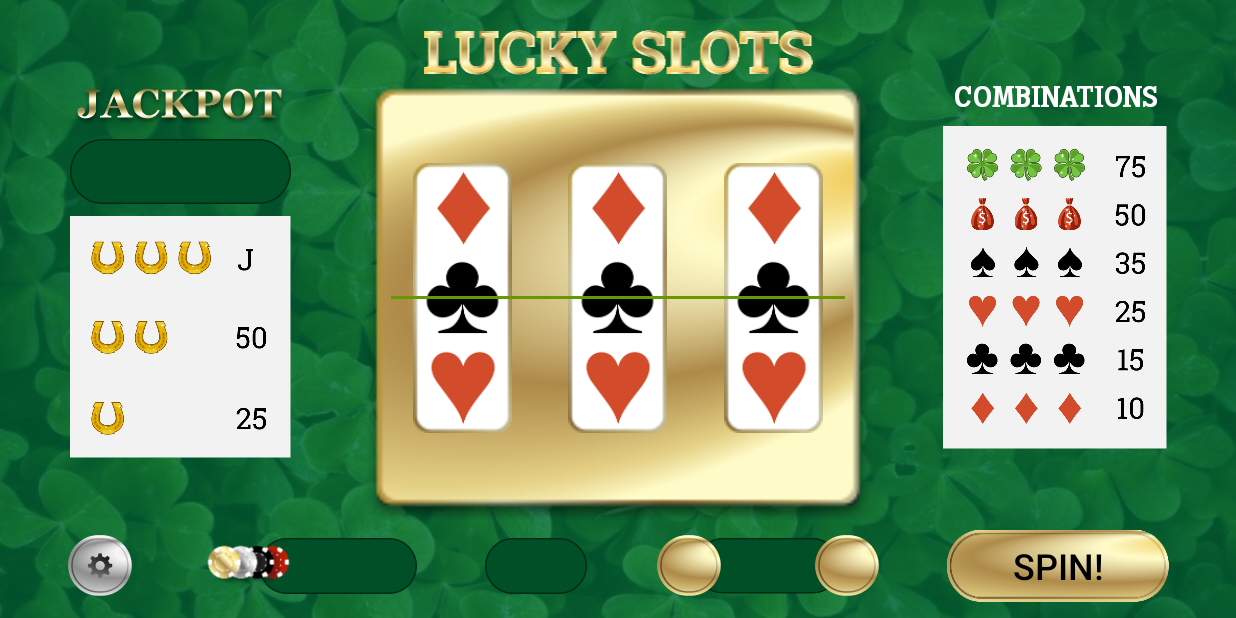
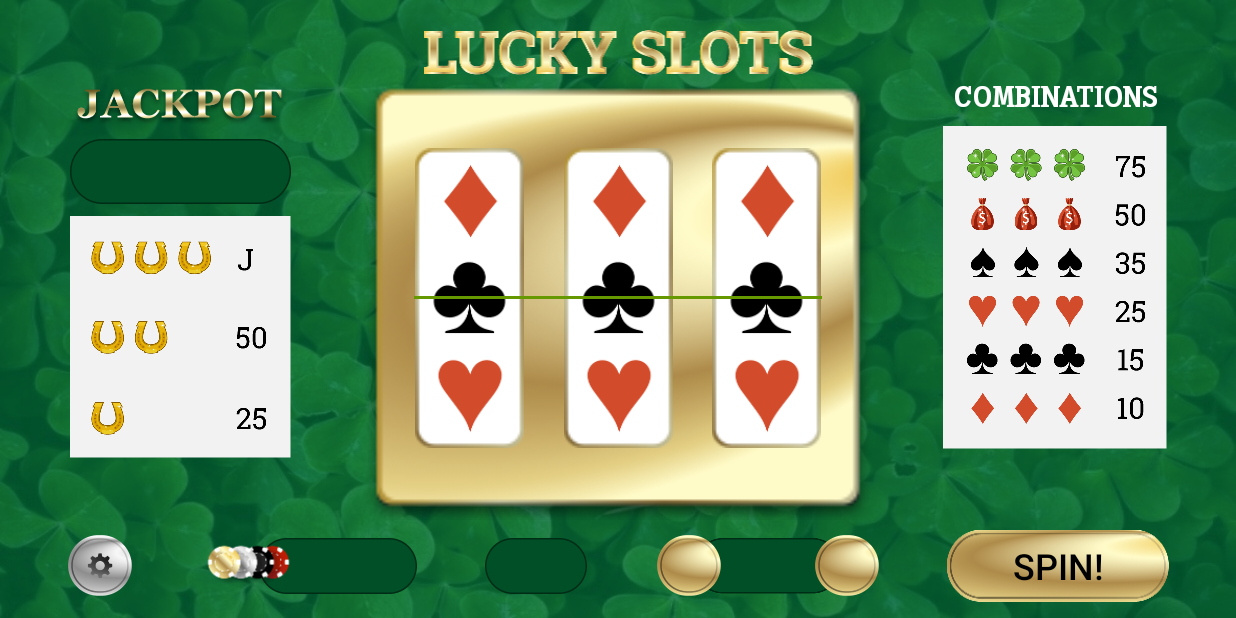
Before and after one commit to stoplus/Slots, an Android app: the screen it shows after launch (MainActivity), on a phone screen of 824 x 412 dp (held sideways). Run offline under Robolectric (Android 15) with nearby library versions, the phone set to English and light mode, and no system bars; our stand-ins replace Dagger/Hilt's generated code, Room's generated code; libraries missing offline, so code that uses them is left out: android.arch.persistence.

Commit message:
added a line and slots in the window

```diff
--- a/app/src/main/res/layout-sw600dp-land/slot.xml
+++ b/app/src/main/res/layout-sw600dp-land/slot.xml
@@ -7,8 +7,8 @@
 
     <ImageView
         android:id="@+id/spinner"
-        android:layout_width="wrap_content"
-        android:layout_height="wrap_content"
+        android:layout_width="130dp"
+        android:layout_height="350dp"
         android:contentDescription="@string/spiner"
         app:layout_constraintBottom_toBottomOf="parent"
         app:layout_constraintEnd_toEndOf="parent"
@@ -18,8 +18,8 @@
 
     <ImageView
         android:id="@+id/combination_1"
-        android:layout_width="80dp"
-        android:layout_height="80dp"
+        android:layout_width="100dp"
+        android:layout_height="100dp"
         android:contentDescription="@string/combination_1"
         app:layout_constraintBottom_toTopOf="@+id/combination_2"
         app:layout_constraintEnd_toEndOf="@+id/spinner"
@@ -30,8 +30,8 @@
 
     <ImageView
         android:id="@+id/combination_2"
-        android:layout_width="80dp"
-        android:layout_height="80dp"
+        android:layout_width="100dp"
+        android:layout_height="100dp"
         android:contentDescription="@string/combination_2"
         app:layout_constraintBottom_toBottomOf="@+id/spinner"
         app:layout_constraintEnd_toEndOf="@+id/spinner"
@@ -41,8 +41,8 @@
 
     <ImageView
         android:id="@+id/combination_3"
-        android:layout_width="80dp"
-        android:layout_height="80dp"
+        android:layout_width="100dp"
+        android:layout_height="100dp"
         app:layout_constraintBottom_toBottomOf="@+id/spinner"
         app:layout_constraintEnd_toEndOf="@+id/spinner"
         app:layout_constraintStart_toStartOf="@+id/spinner"
--- a/app/src/main/res/layout-sw600dp-land/slots.xml
+++ b/app/src/main/res/layout-sw600dp-land/slots.xml
@@ -1,50 +1,49 @@
 <?xml version="1.0" encoding="utf-8"?>
-<RelativeLayout xmlns:android="http://schemas.android.com/apk/res/android"
+<android.support.constraint.ConstraintLayout
+    xmlns:android="http://schemas.android.com/apk/res/android"
+    xmlns:app="http://schemas.android.com/apk/res-auto"
     android:layout_width="match_parent"
-    android:layout_height="match_parent">
-
-
-    <LinearLayout
-        android:layout_width="match_parent"
-        android:layout_height="match_parent"
+    android:layout_height="wrap_content"
+    android:layout_alignParentStart="true"
+    android:layout_alignParentTop="true"
     android:background="@drawable/spinner_shape"
     android:orientation="horizontal"
-        android:padding="20dp">
+    android:padding="10dp">
 
     <include
+        android:id="@+id/include2"
         layout="@layout/slot"
-            android:layout_width="0dp"
+        android:layout_width="wrap_content"
         android:layout_height="match_parent"
         android:layout_gravity="center_vertical"
-            android:layout_marginBottom="20dp"
-            android:layout_marginStart="20dp"
-            android:layout_marginTop="20dp"
-            android:layout_weight="1" />
+        app:layout_constraintEnd_toStartOf="@+id/include"
+        app:layout_constraintHorizontal_bias="0.5"
+        app:layout_constraintStart_toStartOf="parent" />
 
     <include
+        android:id="@+id/include"
         layout="@layout/slot"
-            android:layout_width="0dp"
+        android:layout_width="wrap_content"
         android:layout_height="match_parent"
-            android:layout_gravity="center_vertical"
-            android:layout_margin="20dp"
-            android:layout_weight="1" />
+        app:layout_constraintEnd_toStartOf="@+id/include3"
+        app:layout_constraintHorizontal_bias="0.5"
+        app:layout_constraintStart_toEndOf="@+id/include2" />
 
     <include
+        android:id="@+id/include3"
         layout="@layout/slot"
-            android:layout_width="0dp"
+        android:layout_width="wrap_content"
         android:layout_height="match_parent"
-            android:layout_gravity="center_vertical"
-            android:layout_marginBottom="20dp"
-            android:layout_marginEnd="20dp"
-            android:layout_marginTop="20dp"
-            android:layout_weight="1" />
-    </LinearLayout>
+        app:layout_constraintEnd_toEndOf="parent"
+        app:layout_constraintHorizontal_bias="0.5"
+        app:layout_constraintStart_toEndOf="@+id/include" />
 
     <View
-        android:layout_width="match_parent"
-        android:layout_height="4sp"
-        android:layout_centerVertical="true"
-        android:layout_marginEnd="40dp"
-        android:layout_marginStart="40dp"
-        android:background="@android:color/holo_green_dark" />
-</RelativeLayout>
+        android:layout_width="0dp"
+        android:layout_height="2dp"
+        android:background="@android:color/holo_green_dark"
+        app:layout_constraintBottom_toBottomOf="@+id/include"
+        app:layout_constraintEnd_toEndOf="@+id/include3"
+        app:layout_constraintStart_toStartOf="@+id/include2"
+        app:layout_constraintTop_toTopOf="@+id/include" />
+</android.support.constraint.ConstraintLayout>
--- a/app/src/main/res/layout-sw720dp-land/activity_main.xml
+++ b/app/src/main/res/layout-sw720dp-land/activity_main.xml
@@ -82,16 +82,16 @@
                 android:layout_height="wrap_content"
                 android:contentDescription="@string/logo"
                 android:gravity="center"
-                android:paddingTop="70dp"
+                android:paddingTop="80dp"
                 app:srcCompat="@drawable/logo" />
 
             <include
                 layout="@layout/slots"
                 android:layout_width="match_parent"
-                android:layout_height="wrap_content"
+                android:layout_height="match_parent"
                 android:layout_below="@+id/logo"
                 android:layout_centerHorizontal="true"
-                android:layout_marginBottom="150dp"
+                android:layout_marginBottom="120dp"
                 android:contentDescription="@string/spinner_shape" />
 
         </RelativeLayout>
--- a/app/src/main/res/layout-sw720dp-land/slot.xml
+++ b/app/src/main/res/layout-sw720dp-land/slot.xml
@@ -7,8 +7,8 @@
 
     <ImageView
         android:id="@+id/spinner"
-        android:layout_width="wrap_content"
-        android:layout_height="wrap_content"
+        android:layout_width="140dp"
+        android:layout_height="390dp"
         android:contentDescription="@string/spiner"
         app:layout_constraintBottom_toBottomOf="parent"
         app:layout_constraintEnd_toEndOf="parent"
--- a/app/src/main/res/layout-sw720dp-land/slots.xml
+++ b/app/src/main/res/layout-sw720dp-land/slots.xml
@@ -1,50 +1,49 @@
 <?xml version="1.0" encoding="utf-8"?>
-<RelativeLayout xmlns:android="http://schemas.android.com/apk/res/android"
+<android.support.constraint.ConstraintLayout
+    xmlns:android="http://schemas.android.com/apk/res/android"
+    xmlns:app="http://schemas.android.com/apk/res-auto"
     android:layout_width="match_parent"
-    android:layout_height="match_parent">
-
-
-    <LinearLayout
-        android:layout_width="match_parent"
-        android:layout_height="match_parent"
+    android:layout_height="wrap_content"
+    android:layout_alignParentStart="true"
+    android:layout_alignParentTop="true"
     android:background="@drawable/spinner_shape"
     android:orientation="horizontal"
     android:padding="10dp">
 
     <include
+        android:id="@+id/include2"
         layout="@layout/slot"
-            android:layout_width="0dp"
-            android:layout_height="wrap_content"
+        android:layout_width="wrap_content"
+        android:layout_height="match_parent"
         android:layout_gravity="center_vertical"
-            android:layout_marginBottom="30dp"
-            android:layout_marginStart="30dp"
-            android:layout_marginTop="30dp"
-            android:layout_weight="1" />
+        app:layout_constraintEnd_toStartOf="@+id/include"
+        app:layout_constraintHorizontal_bias="0.5"
+        app:layout_constraintStart_toStartOf="parent" />
 
     <include
+        android:id="@+id/include"
         layout="@layout/slot"
-            android:layout_width="0dp"
-            android:layout_height="wrap_content"
-            android:layout_gravity="center_vertical"
-            android:layout_margin="30dp"
-            android:layout_weight="1" />
+        android:layout_width="wrap_content"
+        android:layout_height="match_parent"
+        app:layout_constraintEnd_toStartOf="@+id/include3"
+        app:layout_constraintHorizontal_bias="0.5"
+        app:layout_constraintStart_toEndOf="@+id/include2" />
 
     <include
+        android:id="@+id/include3"
         layout="@layout/slot"
-            android:layout_width="0dp"
-            android:layout_height="wrap_content"
-            android:layout_gravity="center_vertical"
-            android:layout_marginBottom="30dp"
-            android:layout_marginEnd="30dp"
-            android:layout_marginTop="30dp"
-            android:layout_weight="1" />
-    </LinearLayout>
+        android:layout_width="wrap_content"
+        android:layout_height="match_parent"
+        app:layout_constraintEnd_toEndOf="parent"
+        app:layout_constraintHorizontal_bias="0.5"
+        app:layout_constraintStart_toEndOf="@+id/include" />
 
     <View
-        android:layout_width="match_parent"
-        android:layout_height="4sp"
-        android:layout_centerVertical="true"
-        android:layout_marginEnd="40dp"
-        android:layout_marginStart="40dp"
-        android:background="@android:color/holo_green_dark" />
-</RelativeLayout>
+        android:layout_width="0dp"
+        android:layout_height="2dp"
+        android:background="@android:color/holo_green_dark"
+        app:layout_constraintBottom_toBottomOf="@+id/include"
+        app:layout_constraintEnd_toEndOf="@+id/include3"
+        app:layout_constraintStart_toStartOf="@+id/include2"
+        app:layout_constraintTop_toTopOf="@+id/include" />
+</android.support.constraint.ConstraintLayout>
--- a/app/src/main/res/layout/slot.xml
+++ b/app/src/main/res/layout/slot.xml
@@ -7,8 +7,8 @@
 
     <ImageView
         android:id="@+id/spinner"
-        android:layout_width="90dp"
-        android:layout_height="180dp"
+        android:layout_width="74dp"
+        android:layout_height="200dp"
         android:contentDescription="@string/spiner"
         app:layout_constraintBottom_toBottomOf="parent"
         app:layout_constraintEnd_toEndOf="parent"
--- a/app/src/main/res/layout/slots.xml
+++ b/app/src/main/res/layout/slots.xml
@@ -1,51 +1,49 @@
 <?xml version="1.0" encoding="utf-8"?>
-<RelativeLayout xmlns:android="http://schemas.android.com/apk/res/android"
+<android.support.constraint.ConstraintLayout
+    xmlns:android="http://schemas.android.com/apk/res/android"
+    xmlns:app="http://schemas.android.com/apk/res-auto"
     android:layout_width="match_parent"
-    android:layout_height="match_parent">
-
-
-    <LinearLayout
-        android:layout_width="match_parent"
-        android:layout_height="match_parent"
+    android:layout_height="wrap_content"
+    android:layout_alignParentStart="true"
+    android:layout_alignParentTop="true"
     android:background="@drawable/spinner_shape"
     android:orientation="horizontal"
     android:padding="10dp">
 
     <include
+        android:id="@+id/include2"
         layout="@layout/slot"
-            android:layout_width="0dp"
+        android:layout_width="wrap_content"
         android:layout_height="match_parent"
         android:layout_gravity="center_vertical"
-            android:layout_marginBottom="10dp"
-            android:layout_marginStart="10dp"
-            android:layout_marginTop="10dp"
-            android:layout_weight="1" />
+        app:layout_constraintEnd_toStartOf="@+id/include"
+        app:layout_constraintHorizontal_bias="0.5"
+        app:layout_constraintStart_toStartOf="parent" />
 
     <include
+        android:id="@+id/include"
         layout="@layout/slot"
-            android:layout_width="0dp"
+        android:layout_width="wrap_content"
         android:layout_height="match_parent"
-            android:layout_gravity="center_vertical"
-            android:layout_margin="10dp"
-            android:layout_weight="1" />
-
+        app:layout_constraintEnd_toStartOf="@+id/include3"
+        app:layout_constraintHorizontal_bias="0.5"
+        app:layout_constraintStart_toEndOf="@+id/include2" />
 
     <include
+        android:id="@+id/include3"
         layout="@layout/slot"
-            android:layout_width="0dp"
+        android:layout_width="wrap_content"
         android:layout_height="match_parent"
-            android:layout_gravity="center_vertical"
-            android:layout_marginBottom="10dp"
-            android:layout_marginEnd="10dp"
-            android:layout_marginTop="10dp"
-            android:layout_weight="1" />
-    </LinearLayout>
+        app:layout_constraintEnd_toEndOf="parent"
+        app:layout_constraintHorizontal_bias="0.5"
+        app:layout_constraintStart_toEndOf="@+id/include" />
 
     <View
-        android:layout_width="match_parent"
-        android:layout_height="2sp"
-        android:layout_centerVertical="true"
-        android:layout_marginEnd="19dp"
-        android:layout_marginStart="19dp"
-        android:background="@android:color/holo_green_dark" />
-</RelativeLayout>
+        android:layout_width="0dp"
+        android:layout_height="2dp"
+        android:background="@android:color/holo_green_dark"
+        app:layout_constraintBottom_toBottomOf="@+id/include"
+        app:layout_constraintEnd_toEndOf="@+id/include3"
+        app:layout_constraintStart_toStartOf="@+id/include2"
+        app:layout_constraintTop_toTopOf="@+id/include" />
+</android.support.constraint.ConstraintLayout>
```
Also changed, not shown: app/src/main/res/layout/activity_main.xml (+17 -0 lines). Lines whose indentation alone changed are shown as unchanged.
